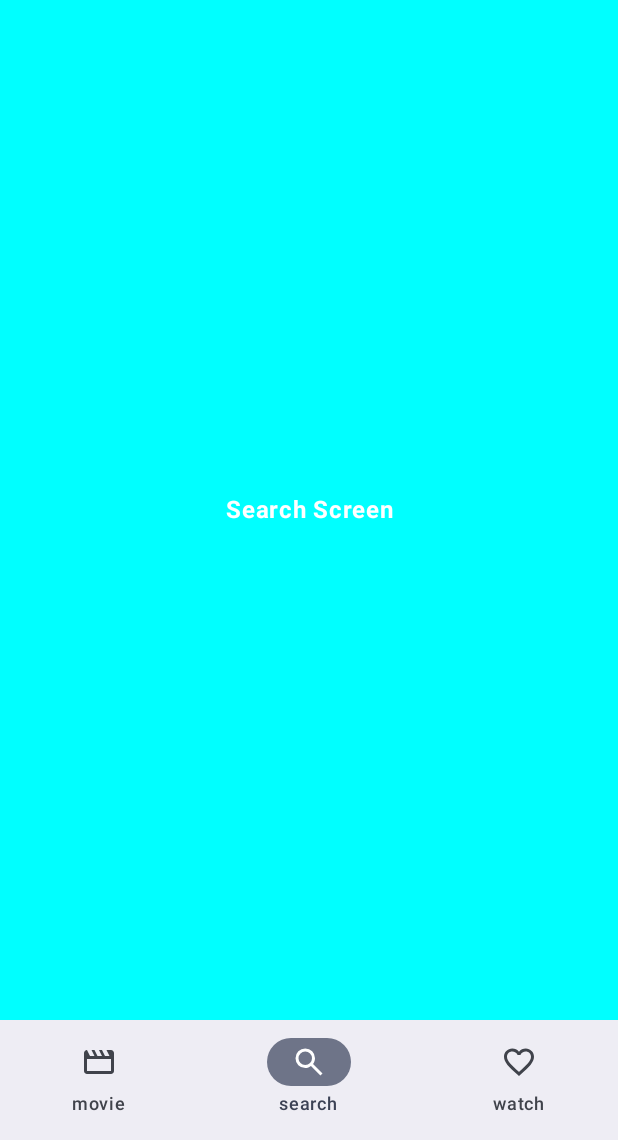
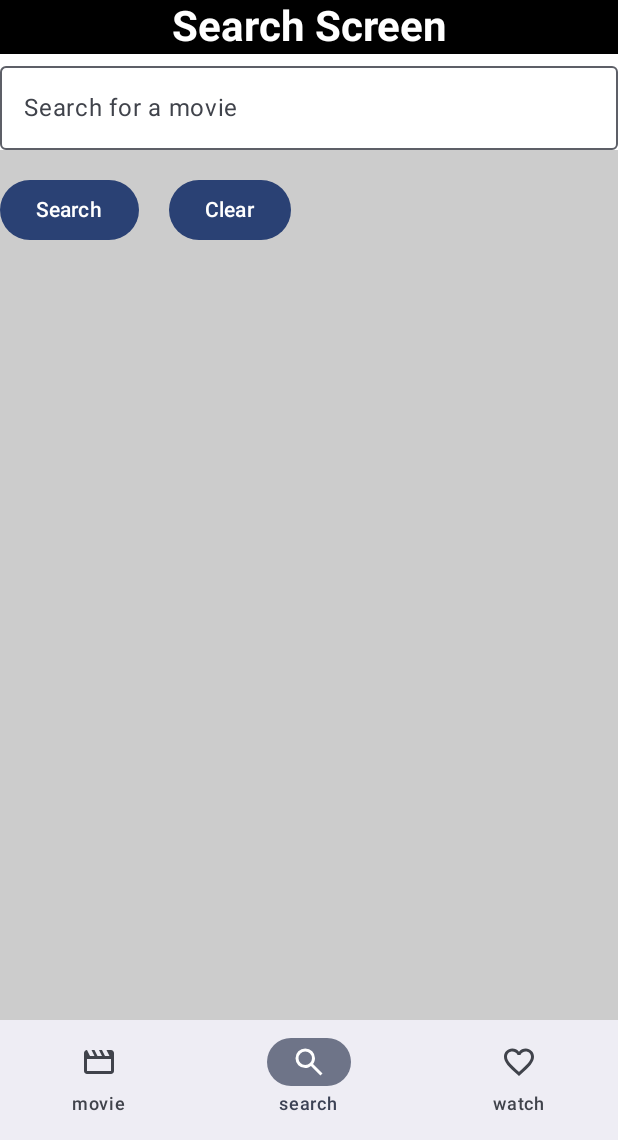
Before and after one commit to Mbialowas10/MovieHubFall2025, an Android app built with Jetpack Compose: the SearchScreen screen opened through its navigation route, on a phone screen of 412 x 824 dp, the part 96-1236 px from its top. Run offline under Robolectric (Android 15) with nearby library versions, the phone set to English and light mode, and no system bars; our stand-ins replace Firebase (no records; nobody signed in at launch, a user with empty details on screens opened directly), Room's generated code; pictures from the network do not load; 5 statements that could not run were skipped.

Commit message:
Fix: readded search screen

```diff
--- a/app/src/main/java/com/mbialowas/moviehubfall2025/MainActivity.kt
+++ b/app/src/main/java/com/mbialowas/moviehubfall2025/MainActivity.kt
@@ -84,7 +84,13 @@ class MainActivity : ComponentActivity() {
 
                         }
                         composable(Destination.Search.route) {
-                            SearchScreen()
+                            SearchScreen(
+                                modifier = Modifier,
+                                viewModel = viewModel,
+                                database = db,
+                                navController = navController,
+                                movieManager = movieManager
+                            )
                         }
                         composable(Destination.Watch.route) {
                             WatchScreen()
--- a/app/src/main/java/com/mbialowas/moviehubfall2025/api/MovieService.kt
+++ b/app/src/main/java/com/mbialowas/moviehubfall2025/api/MovieService.kt
@@ -10,4 +10,10 @@ interface MovieService{
     // endpoints go here
     @GET("trending/movie/day")
     fun getTrendingMovies(@Query("api_key") apiKey: String): Call<MovieData>
+
+    @GET("search/movie")
+    fun searchMovieByName(
+        @Query("api_key") apiKey: String,
+        @Query("query") query:String
+    ): Call<MovieData>
 }
--- a/app/src/main/java/com/mbialowas/moviehubfall2025/db/AppDatabase.kt
+++ b/app/src/main/java/com/mbialowas/moviehubfall2025/db/AppDatabase.kt
@@ -6,7 +6,7 @@ import androidx.room.Room
 import androidx.room.RoomDatabase
 import com.mbialowas.moviehubfall2025.api.model.Movie
 
-@Database(entities = [Movie::class], version=2, exportSchema = false)
+@Database(entities = [Movie::class], version=3, exportSchema = false)
 abstract class AppDatabase : RoomDatabase() {
 
     abstract  fun movieDao(): MovieDao
--- a/app/src/main/java/com/mbialowas/moviehubfall2025/screens/SearchScreen.kt
+++ b/app/src/main/java/com/mbialowas/moviehubfall2025/screens/SearchScreen.kt
@@ -2,29 +2,137 @@ package com.mbialowas.moviehubfall2025.screens
 
 import androidx.compose.foundation.background
 import androidx.compose.foundation.layout.Box
+import androidx.compose.foundation.layout.Column
+import androidx.compose.foundation.layout.Row
+import androidx.compose.foundation.layout.Spacer
 import androidx.compose.foundation.layout.fillMaxSize
+import androidx.compose.foundation.layout.fillMaxWidth
+import androidx.compose.foundation.layout.height
+import androidx.compose.foundation.layout.padding
+import androidx.compose.foundation.layout.width
+import androidx.compose.foundation.lazy.LazyColumn
+import androidx.compose.foundation.lazy.items
+import androidx.compose.foundation.text.KeyboardActions
+import androidx.compose.foundation.text.KeyboardOptions
+import androidx.compose.material3.Button
+import androidx.compose.material3.MaterialTheme
+import androidx.compose.material3.OutlinedTextField
 import androidx.compose.material3.Text
 import androidx.compose.runtime.Composable
+import androidx.compose.runtime.getValue
+import androidx.compose.runtime.saveable.rememberSaveable
+import androidx.compose.runtime.setValue
 import androidx.compose.ui.Alignment
 import androidx.compose.ui.Modifier
 import androidx.compose.ui.graphics.Color
+import androidx.compose.ui.platform.LocalContext
+import androidx.compose.ui.platform.LocalSoftwareKeyboardController
 import androidx.compose.ui.text.font.FontWeight
+import androidx.compose.ui.text.input.ImeAction
 import androidx.compose.ui.text.style.TextAlign
+import androidx.compose.ui.unit.dp
+import androidx.navigation.NavController
+import com.mbialowas.moviehubfall2025.api.MovieManager
+import com.mbialowas.moviehubfall2025.db.AppDatabase
+import com.mbialowas.moviehubfall2025.mvvm.MovieViewModel
 
 
+/**
+ * Purpose - Search Screen - to lookup movies from TMDB API
+ * @params modifier: Modifier - modifier for the composable
+ * @Params viewModel: MovieViewModel - view model for the composable
+ * @Params database: AppDatabase - database for the composable
+ * @Raises: N/A
+ * @return Unit
+ */
 @Composable
-fun SearchScreen(modifier: Modifier = Modifier){
+fun SearchScreen(
+    modifier: Modifier,
+    viewModel: MovieViewModel,
+    database: AppDatabase,
+    navController: NavController,
+    movieManager: MovieManager
+){
+
+    val context = LocalContext.current
+    val keyboardController = LocalSoftwareKeyboardController.current
+    var query by rememberSaveable { viewModel.searchTerm }
+
+
+
     Box(
-        modifier
-            .fillMaxSize()
-            .background(Color.Cyan)
+        modifier = Modifier
+            .background(color = Color.LightGray)
     ){
-        Text(
-            color = Color.White,
-            fontWeight = FontWeight.Bold,
-            textAlign = TextAlign.Center,
-            modifier = androidx.compose.ui.Modifier.align (Alignment.Center),
-            text="Search Screen"
-        )
+        Column(
+            modifier = modifier
+                .fillMaxSize() ,
+            horizontalAlignment = Alignment.Start
+        ) {
+            Text(
+                modifier = Modifier
+                    .background(color = Color.Black)
+                    .fillMaxWidth(),
+                text = "Search Screen",
+                style = MaterialTheme.typography.headlineMedium,
+                color = Color.White, // Setting text color
+                fontWeight = FontWeight.Bold,
+                textAlign = TextAlign.Center // Centering text within the box
+            )
+            OutlinedTextField(
+                value = viewModel.searchTerm.value,// viewmodel
+                onValueChange = { viewModel.searchTerm.value = it },
+                label = { Text("Search for a movie") },
+                keyboardOptions = KeyboardOptions(imeAction = ImeAction.Search),
+                keyboardActions = KeyboardActions(onSearch = {
+                    keyboardController?.hide()
+                }),
+                modifier = Modifier
+                    .fillMaxWidth()
+                    .padding(bottom = 16.dp)
+                    .background(color = Color.White)
+            )
+            Box(
+                modifier = Modifier
+                    .fillMaxWidth(), // Make the Box take up the full available space
+                contentAlignment = Alignment.Center // Align content (the Row) to the center
+            ){
+                Row(
+                    modifier = Modifier
+                        .fillMaxWidth()
+                ){
+                    Button(onClick = {
+                        viewModel.searchMovie(query,database)
+                        keyboardController?.hide()
+                    }) {
+                        Text("Search")
+                    }
+                    Spacer(modifier = Modifier.width(20.dp))
+                    Button(onClick = {
+                        query = ""
+                        viewModel.searchMovie(query,database)
+                        keyboardController?.hide()
+                    }) {
+                        Text("Clear")
+                    }
+                }
+            } // END Box
+            Spacer(
+                modifier = Modifier
+                    .fillMaxWidth()
+                    .height(10.dp)
+            )
+
+            LazyColumn{
+                items(viewModel.movies.value){ movie ->
+                    MovieCard(
+                        movie, navController,
+                        modifier = modifier
+                    )
+                }
+
+            }
+
+        }
     }
 }
```
Also changed, not shown: app/src/main/java/com/mbialowas/moviehubfall2025/api/model/Movie.kt (+12 -12 lines), app/src/main/java/com/mbialowas/moviehubfall2025/mvvm/MovieViewModel.kt (+40 -2 lines).
